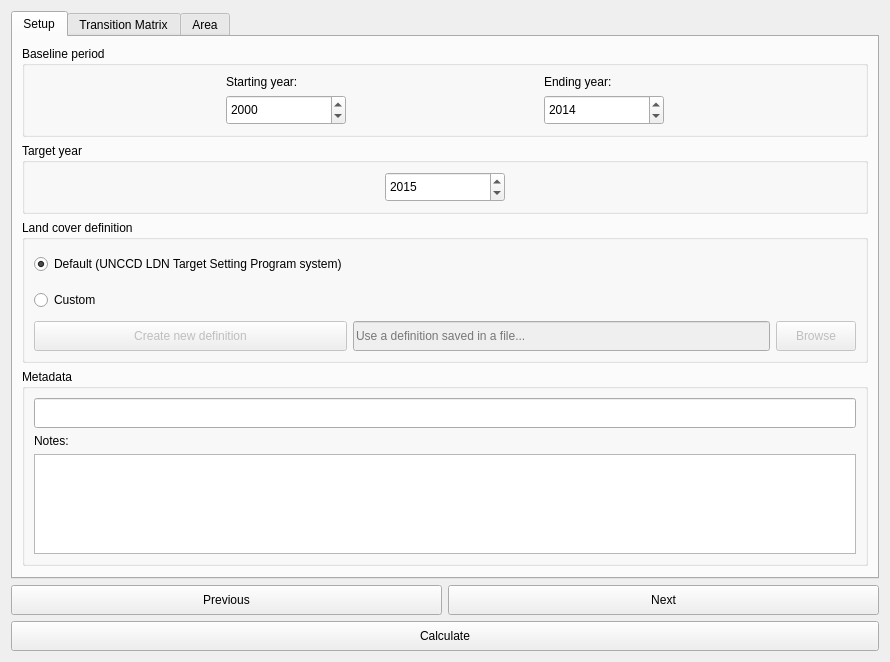
ConservationInternational/trends.earth, file LDMP/gui/DlgCalculateLC.ui: the form before one commit.
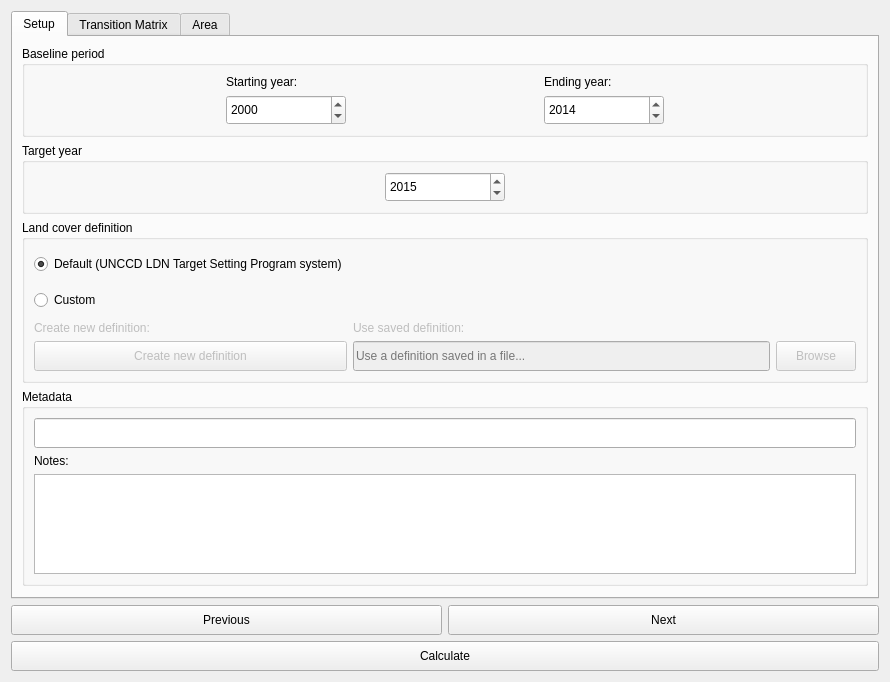
The form after the commit. The open tabs and pages were chosen to show the change.

Commit message: Finish LC aggregation gui setup.

Diff of the .ui file:
```diff
--- a/LDMP/gui/DlgCalculateLC.ui
+++ b/LDMP/gui/DlgCalculateLC.ui
@@ -7,7 +7,7 @@
     <x>0</x>
     <y>0</y>
     <width>890</width>
-    <height>629</height>
+    <height>648</height>
    </rect>
   </property>
   <property name="sizePolicy">
@@ -247,25 +247,19 @@
           <string>Land cover definition</string>
          </property>
          <layout class="QGridLayout" name="gridLayout">
-          <item row="3" column="2">
-           <widget class="QPushButton" name="lc_def_custom_file_browse">
+          <item row="4" column="1">
+           <widget class="QLineEdit" name="lc_def_custom_file">
             <property name="enabled">
              <bool>false</bool>
             </property>
             <property name="minimumSize">
              <size>
-              <width>0</width>
+              <width>120</width>
               <height>30</height>
              </size>
             </property>
-            <property name="maximumSize">
-             <size>
-              <width>80</width>
-              <height>16777215</height>
-             </size>
-            </property>
-            <property name="text">
-             <string>Browse</string>
+            <property name="placeholderText">
+             <string>Use a definition saved in a file...</string>
             </property>
            </widget>
           </item>
@@ -285,36 +279,7 @@
             </property>
            </widget>
           </item>
-          <item row="3" column="1">
-           <widget class="QLineEdit" name="lc_def_custom_file">
-            <property name="enabled">
-             <bool>false</bool>
-            </property>
-            <property name="minimumSize">
-             <size>
-              <width>120</width>
-              <height>30</height>
-             </size>
-            </property>
-            <property name="placeholderText">
-             <string>Use a definition saved in a file...</string>
-            </property>
-           </widget>
-          </item>
-          <item row="1" column="0">
-           <widget class="QRadioButton" name="lc_def_custom">
-            <property name="minimumSize">
-             <size>
-              <width>0</width>
-              <height>30</height>
-             </size>
-            </property>
-            <property name="text">
-             <string>Custom</string>
-            </property>
-           </widget>
-          </item>
-          <item row="3" column="0">
+          <item row="4" column="0">
            <widget class="QPushButton" name="lc_def_custom_create">
             <property name="enabled">
              <bool>false</bool>
@@ -330,6 +295,61 @@
             </property>
            </widget>
           </item>
+          <item row="1" column="0">
+           <widget class="QRadioButton" name="lc_def_custom">
+            <property name="minimumSize">
+             <size>
+              <width>0</width>
+              <height>30</height>
+             </size>
+            </property>
+            <property name="text">
+             <string>Custom</string>
+            </property>
+           </widget>
+          </item>
+          <item row="4" column="2">
+           <widget class="QPushButton" name="lc_def_custom_file_browse">
+            <property name="enabled">
+             <bool>false</bool>
+            </property>
+            <property name="minimumSize">
+             <size>
+              <width>0</width>
+              <height>30</height>
+             </size>
+            </property>
+            <property name="maximumSize">
+             <size>
+              <width>80</width>
+              <height>16777215</height>
+             </size>
+            </property>
+            <property name="text">
+             <string>Browse</string>
+            </property>
+           </widget>
+          </item>
+          <item row="2" column="0">
+           <widget class="QLabel" name="lc_def_label_new">
+            <property name="enabled">
+             <bool>false</bool>
+            </property>
+            <property name="text">
+             <string>Create new definition:</string>
+            </property>
+           </widget>
+          </item>
+          <item row="2" column="1">
+           <widget class="QLabel" name="lc_def_label_saved">
+            <property name="enabled">
+             <bool>false</bool>
+            </property>
+            <property name="text">
+             <string>Use saved definition:</string>
+            </property>
+           </widget>
+          </item>
          </layout>
         </widget>
        </item>
```
Left out of the diff: 2 changed lines with no effect on the pictures. The commit also changes 3 other files.
